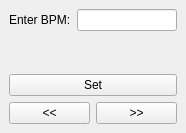
apkretov/rpw, file C++/Examples/Head First Design Patterns/12-09_Lets_check_out_the_BeatModelInterface/djviewcontrol.ui: the form before one commit.
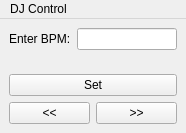
The form after the commit.

Patch:
```diff
--- a/C++/Examples/Head First Design Patterns/12-09_Lets_check_out_the_BeatModelInterface/djviewcontrol.ui
+++ b/C++/Examples/Head First Design Patterns/12-09_Lets_check_out_the_BeatModelInterface/djviewcontrol.ui
@@ -87,6 +87,15 @@
      <height>21</height>
     </rect>
    </property>
+   <widget class="QMenu" name="menuDJControl">
+    <property name="title">
+     <string>DJ Control</string>
+    </property>
+    <addaction name="actionStart"/>
+    <addaction name="actionStop"/>
+    <addaction name="actionQuit"/>
+   </widget>
+   <addaction name="menuDJControl"/>
   </widget>
  </widget>
  <resources/>
```
Left out of the diff: 15 changed lines with no effect on the pictures.
